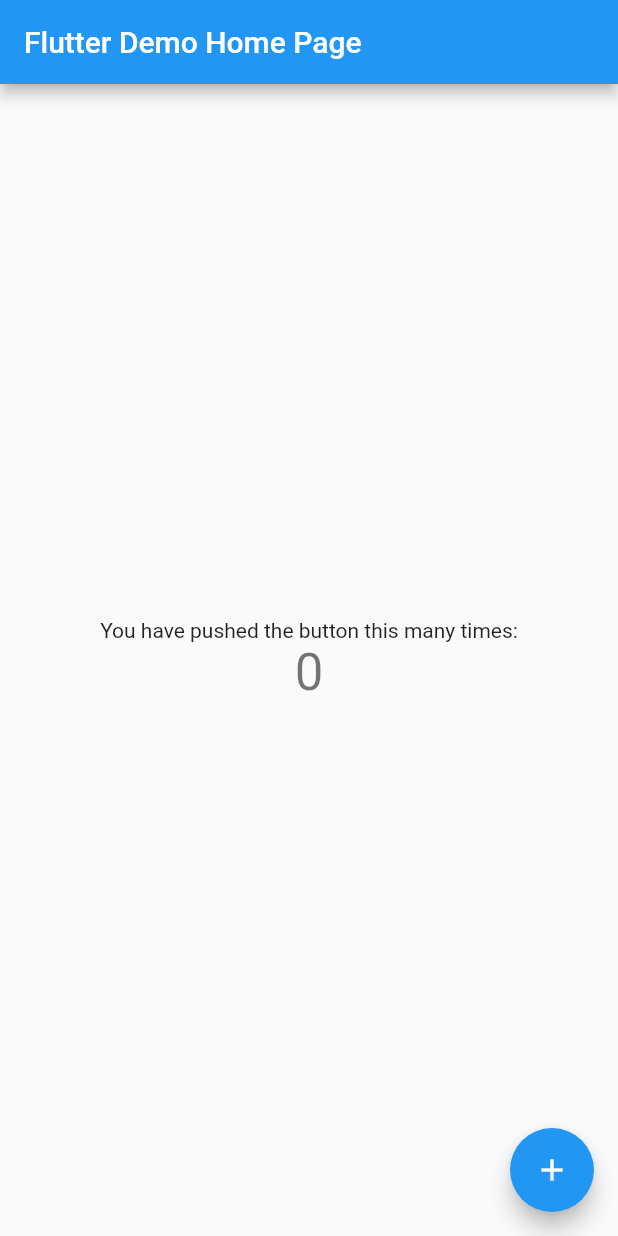
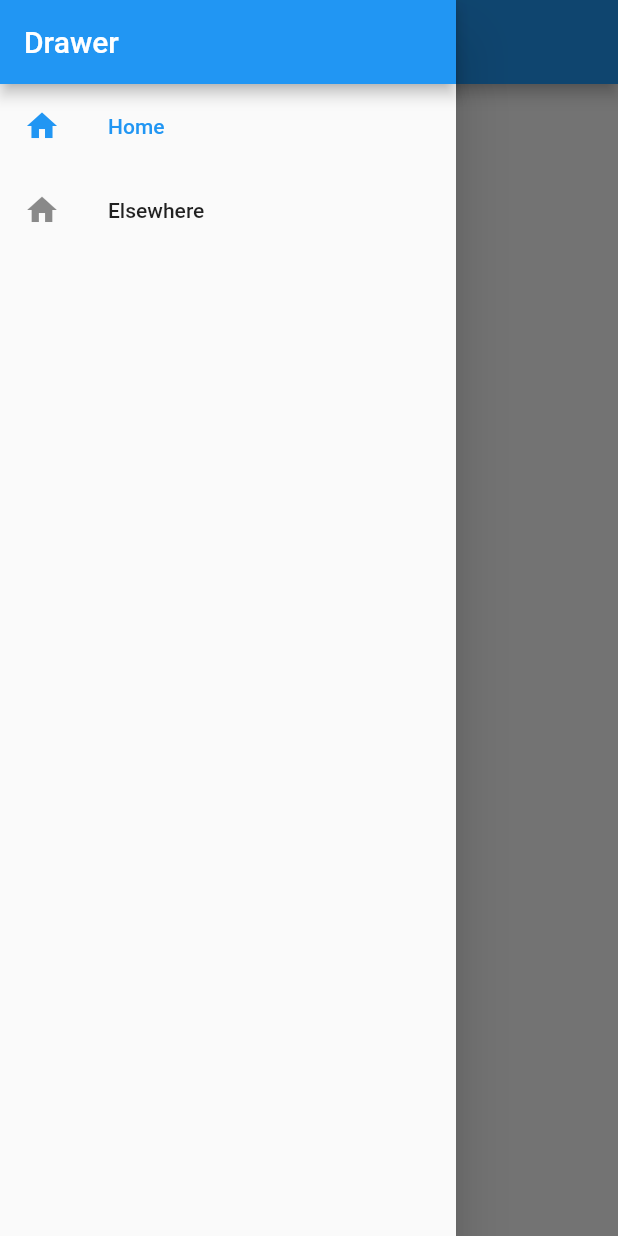
Before and after one commit to ZachSelindh/dart-admin, a Flutter app: the screen it shows after launch, with the side drawer open (before the commit the screen has no drawer), on a phone screen of 412 x 824 dp. Run offline on Flutter 3.47's test engine with Material 2 defaults, Android fonts, the phone set to English and light mode, and no system bars.

Commit message:
+'d dashboard, drawer

```diff
--- a/lib/main.dart
+++ b/lib/main.dart
@@ -1,4 +1,6 @@
 import 'package:flutter/material.dart';
+
+import './screens/dashboard.dart';
 
 void main() {
   runApp(const MyApp());
@@ -7,109 +9,21 @@
 class MyApp extends StatelessWidget {
   const MyApp({super.key});
 
-  // This widget is the root of your application.
   @override
   Widget build(BuildContext context) {
     return MaterialApp(
       title: 'Flutter Demo',
       theme: ThemeData(
-        // This is the theme of your application.
-        //
-        // Try running your application with "flutter run". You'll see the
-        // application has a blue toolbar. Then, without quitting the app, try
-        // changing the primarySwatch below to Colors.green and then invoke
-        // "hot reload" (press "r" in the console where you ran "flutter run",
-        // or simply save your changes to "hot reload" in a Flutter IDE).
-        // Notice that the counter didn't reset back to zero; the application
-        // is not restarted.
         primarySwatch: Colors.blue,
       ),
-      home: const MyHomePage(title: 'Flutter Demo Home Page'),
+      home: const Dashboard(),
+      routes: {
+        // ProductDetailScreen.routeName: (ctx) => ProductDetailScreen(),
+        // CartScreen.routeName: (ctx) => CartScreen(),
+        // OrdersScreen.routeName: (ctx) => OrdersScreen(),
+        // UserProductsScreen.routeName: (ctx) => UserProductsScreen(),
+        // EditProductScreen.routeName: (ctx) => EditProductScreen(),
+      },
     );
   }
 }
-
-class MyHomePage extends StatefulWidget {
-  const MyHomePage({super.key, required this.title});
-
-  // This widget is the home page of your application. It is stateful, meaning
-  // that it has a State object (defined below) that contains fields that affect
-  // how it looks.
-
-  // This class is the configuration for the state. It holds the values (in this
-  // case the title) provided by the parent (in this case the App widget) and
-  // used by the build method of the State. Fields in a Widget subclass are
-  // always marked "final".
-
-  final String title;
-
-  @override
-  State<MyHomePage> createState() => _MyHomePageState();
-}
-
-class _MyHomePageState extends State<MyHomePage> {
-  int _counter = 0;
-
-  void _incrementCounter() {
-    setState(() {
-      // This call to setState tells the Flutter framework that something has
-      // changed in this State, which causes it to rerun the build method below
-      // so that the display can reflect the updated values. If we changed
-      // _counter without calling setState(), then the build method would not be
-      // called again, and so nothing would appear to happen.
-      _counter++;
-    });
-  }
-
-  @override
-  Widget build(BuildContext context) {
-    // This method is rerun every time setState is called, for instance as done
-    // by the _incrementCounter method above.
-    //
-    // The Flutter framework has been optimized to make rerunning build methods
-    // fast, so that you can just rebuild anything that needs updating rather
-    // than having to individually change instances of widgets.
-    return Scaffold(
-      appBar: AppBar(
-        // Here we take the value from the MyHomePage object that was created by
-        // the App.build method, and use it to set our appbar title.
-        title: Text(widget.title),
-      ),
-      body: Center(
-        // Center is a layout widget. It takes a single child and positions it
-        // in the middle of the parent.
-        child: Column(
-          // Column is also a layout widget. It takes a list of children and
-          // arranges them vertically. By default, it sizes itself to fit its
-          // children horizontally, and tries to be as tall as its parent.
-          //
-          // Invoke "debug painting" (press "p" in the console, choose the
-          // "Toggle Debug Paint" action from the Flutter Inspector in Android
-          // Studio, or the "Toggle Debug Paint" command in Visual Studio Code)
-          // to see the wireframe for each widget.
-          //
-          // Column has various properties to control how it sizes itself and
-          // how it positions its children. Here we use mainAxisAlignment to
-          // center the children vertically; the main axis here is the vertical
-          // axis because Columns are vertical (the cross axis would be
-          // horizontal).
-          mainAxisAlignment: MainAxisAlignment.center,
-          children: <Widget>[
-            const Text(
-              'You have pushed the button this many times:',
-            ),
-            Text(
-              '$_counter',
-              style: Theme.of(context).textTheme.headline4,
-            ),
-          ],
-        ),
-      ),
-      floatingActionButton: FloatingActionButton(
-        onPressed: _incrementCounter,
-        tooltip: 'Increment',
-        child: const Icon(Icons.add),
-      ), // This trailing comma makes auto-formatting nicer for build methods.
-    );
-  }
-}
--- /dev/null
+++ b/lib/screens/dashboard.dart
@@ -0,0 +1,20 @@
+import 'package:flutter/material.dart';
+
+import '../widgets/app_drawer.dart';
+
+class Dashboard extends StatelessWidget {
+  const Dashboard({super.key});
+
+  @override
+  Widget build(BuildContext context) {
+    return Scaffold(
+      appBar: AppBar(
+        title: const Text('Dashboard'),
+      ),
+      drawer: const AppDrawer(),
+      body: const Center(
+        child: Text('Dashboard'),
+      ),
+    );
+  }
+}
--- /dev/null
+++ b/lib/widgets/app_drawer.dart
@@ -0,0 +1,46 @@
+import 'package:flutter/material.dart';
+
+class AppDrawer extends StatefulWidget with PreferredSizeWidget {
+  const AppDrawer({super.key});
+
+  @override
+  Size get preferredSize => const Size.fromHeight(90);
+
+  @override
+  State<AppDrawer> createState() => _AppDrawerState();
+}
+
+class _AppDrawerState extends State<AppDrawer> {
+  var _activeRoute = '/';
+
+  void _navigate(String navTarget, BuildContext ctx) {
+    setState(() {
+      _activeRoute = navTarget;
+    });
+    Navigator.of(ctx).pushReplacementNamed(navTarget);
+    if (Navigator.canPop(ctx)) {
+      Navigator.pop(ctx);
+    }
+  }
+
+  @override
+  Widget build(BuildContext context) {
+    return Drawer(
+      child: ListView(
+        padding: EdgeInsets.zero,
+        children: [
+          AppBar(
+            title: const Text("Drawer"),
+            automaticallyImplyLeading: false,
+          ),
+          ListTile(leading: const Icon(Icons.home), title: const Text('Home'), onTap: () => _navigate('/', context), selected: _activeRoute == '/'),
+          ListTile(
+              leading: const Icon(Icons.home),
+              title: const Text('Elsewhere'),
+              onTap: () => _navigate('/elsewhere', context),
+              selected: _activeRoute == '/elsewhere'),
+        ],
+      ),
+    );
+  }
+}
```
